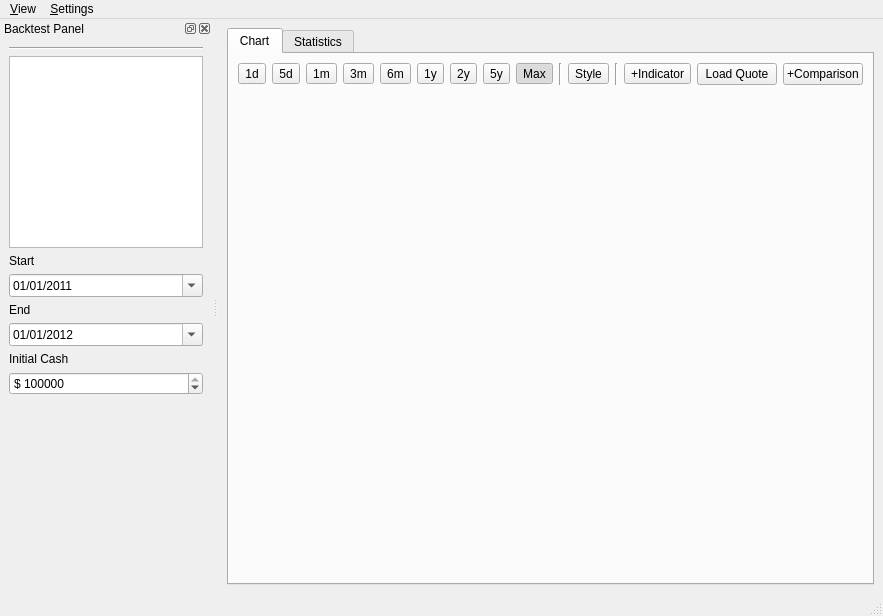
First picture: the form in quantdigger/pykernel/backtest/mainwindow_ui.ui, repository QuantFans/quantdigger, before the edit.
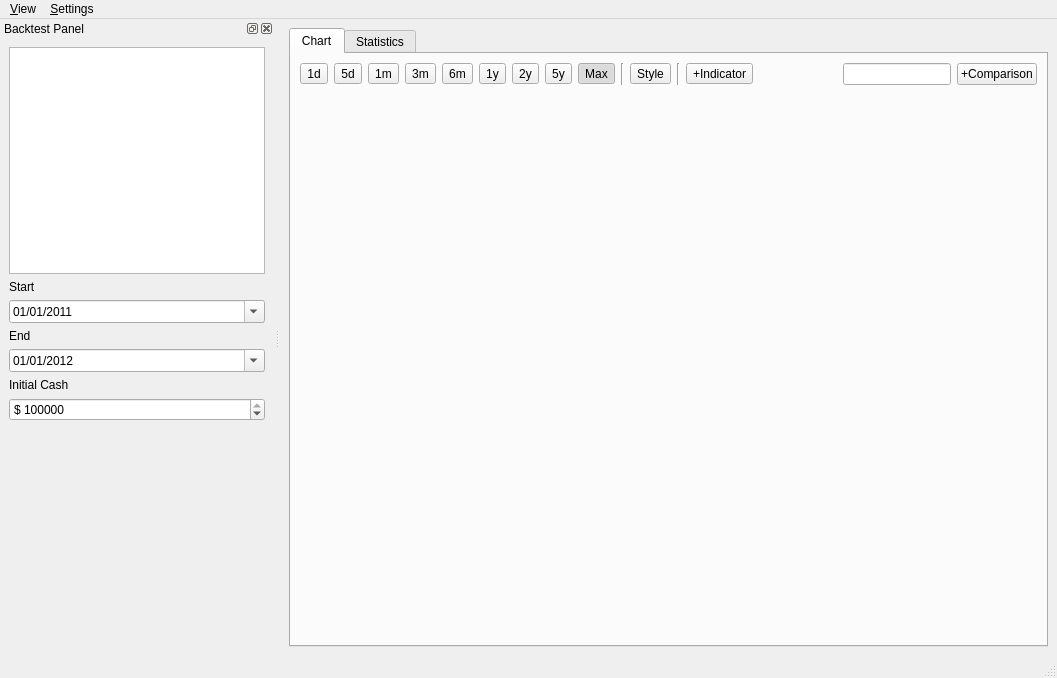
Second picture: the form after the edit. Icons and pictures are not drawn. Custom widgets are drawn as their Qt base class.

Commit message: Load quotes by symbol

Diff of the .ui file:
```diff
--- a/quantdigger/pykernel/backtest/mainwindow_ui.ui
+++ b/quantdigger/pykernel/backtest/mainwindow_ui.ui
@@ -6,8 +6,8 @@
    <rect>
     <x>0</x>
     <y>0</y>
-    <width>883</width>
-    <height>616</height>
+    <width>1057</width>
+    <height>678</height>
    </rect>
   </property>
   <property name="windowTitle">
@@ -210,11 +210,7 @@
            </spacer>
           </item>
           <item>
-           <widget class="QPushButton" name="loadQuoteButton">
-            <property name="text">
-             <string>Load Quote</string>
-            </property>
-           </widget>
+           <widget class="QLineEdit" name="symbolLineEdit"/>
           </item>
           <item>
            <widget class="QPushButton" name="pushButton">
@@ -261,13 +257,6 @@
     <layout class="QVBoxLayout" name="verticalLayout_2">
      <item>
       <layout class="QVBoxLayout" name="verticalLayout">
-       <item>
-        <widget class="Line" name="line">
-         <property name="orientation">
-          <enum>Qt::Horizontal</enum>
-         </property>
-        </widget>
-       </item>
        <item>
         <widget class="QListWidget" name="strategyListWidget">
          <property name="contextMenuPolicy">
@@ -384,8 +373,8 @@
     <rect>
      <x>0</x>
      <y>0</y>
-     <width>883</width>
-     <height>22</height>
+     <width>1057</width>
+     <height>25</height>
     </rect>
    </property>
    <widget class="QMenu" name="menu_View">
```
The commit also changes 6 other files.
